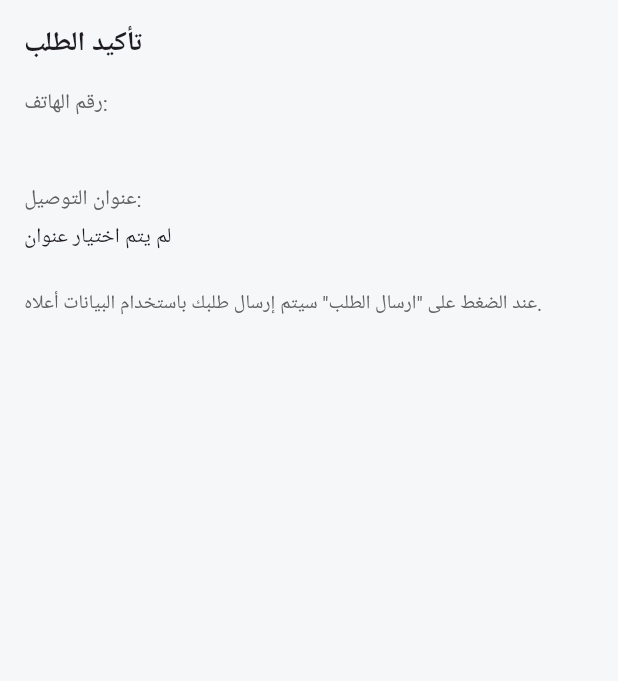
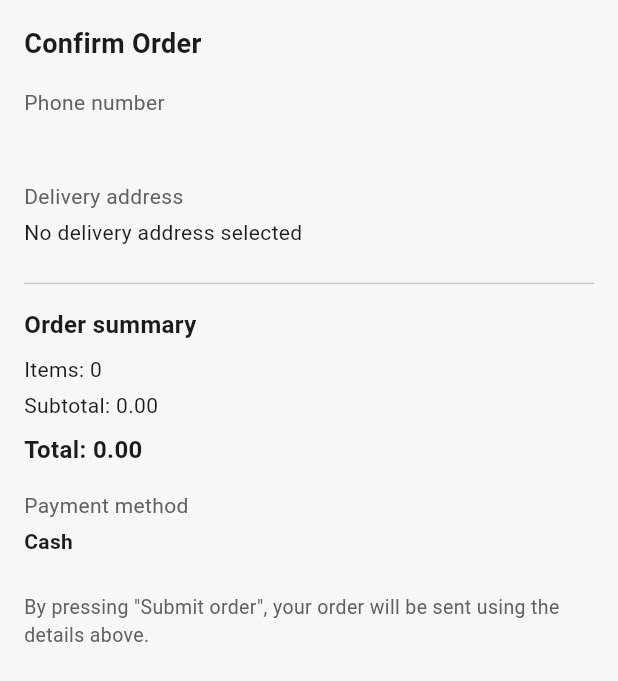
Before and after one commit to MTSH0IT/bizreh_paints_store, a Flutter app: the ConfirmStep widget shown alone on an empty page, opened directly with empty values, on a phone screen of 412 x 824 dp. Shown: the top 681 px of the screen. Run offline on Flutter 3.47's test engine with Material 3 defaults, Android fonts, the phone set to English and light mode, and no system bars; our stand-ins replace cached_network_image, dio, flutter_map, geolocator, get, latlong2 and 2 more; missing offline and left inert: progress_tracker; accounts and stored records are empty; network calls fail.

Commit message:
feat: Enhance order initialization flow with improved user feedback and summary details;

```diff
--- a/lib/controllers/order_controller.dart
+++ b/lib/controllers/order_controller.dart
@@ -144,11 +144,10 @@ class OrderController extends GetxController {
 
     try {
       isSubmitting.value = true;
-      //await _orderServices.createOrder(body: body);
-      //showMassage('تم ارسال الطلب بنجاح', true);
+      await _orderServices.createOrder(body: body);
       cartController.clearCart();
-      //Get.offAll(() => MainView());
       Get.back();
+      showMassage('تم ارسال الطلب بنجاح', true);
     } catch (e) {
       showMassage('فشل ارسال الطلب، حاول مرة اخرى', false);
     } finally {
--- a/lib/views/orderInit/order_init_flow_view.dart
+++ b/lib/views/orderInit/order_init_flow_view.dart
@@ -6,7 +6,6 @@ import 'package:bizreh_paints_store/controllers/order_controller.dart';
 import 'package:bizreh_paints_store/controllers/address_controllers.dart';
 import 'package:bizreh_paints_store/utils/func/get_user.dart';
 import 'package:bizreh_paints_store/utils/widgets/main_button.dart';
-import 'package:bizreh_paints_store/views/orderInit/widgets/step_indicator.dart';
 import 'package:bizreh_paints_store/views/orderInit/widgets/phone_step.dart';
 import 'package:bizreh_paints_store/views/orderInit/widgets/address_step.dart';
 import 'package:bizreh_paints_store/views/orderInit/widgets/confirm_step.dart';
@@ -58,14 +57,14 @@ class _OrderInitFlowViewState extends State<OrderInitFlowView> {
     if (_currentPage == 0) {
       final v = _phoneCtrl.text.trim();
       if (v.isEmpty) {
-        showMassage('يرجى إدخال رقم الهاتف', false);
+        showMassage('Please enter your phone number', false);
         return;
       }
       orderController.setPhone(v);
       _goToPage(1);
     } else if (_currentPage == 1) {
       if (orderController.selectedAddress.value == null) {
-        showMassage('يرجى اختيار عنوان التوصيل', false);
+        showMassage('Please select a delivery address', false);
         return;
       }
       _goToPage(2);
@@ -84,9 +83,6 @@ class _OrderInitFlowViewState extends State<OrderInitFlowView> {
 
   void _goToPage(int index) {
     if (_currentPage == index) return;
-    setState(() {
-      _currentPage = index;
-    });
     _pageController.animateToPage(
       index,
       duration: const Duration(milliseconds: 350),
@@ -95,8 +91,8 @@ class _OrderInitFlowViewState extends State<OrderInitFlowView> {
   }
 
   String get _buttonTitle {
-    if (_currentPage == 2) return 'ارسال الطلب';
-    return 'التالي';
+    if (_currentPage == 2) return 'Submit order';
+    return 'Next';
   }
 
   @override
@@ -111,7 +107,7 @@ class _OrderInitFlowViewState extends State<OrderInitFlowView> {
           onPressed: _back,
         ),
         title: const Text(
-          'تهيئة الطلب',
+          'Order setup',
           style: TextStyle(fontSize: 18, fontWeight: FontWeight.bold),
         ),
         centerTitle: true,
@@ -122,19 +118,25 @@ class _OrderInitFlowViewState extends State<OrderInitFlowView> {
             // const SizedBox(height: 8),
             // StepIndicator(currentPage: _currentPage),
             ProgressTracker(
-              currentIndex: _currentPage, // Active step
+              key: ValueKey(_currentPage),
+              currentIndex: _currentPage,
               statusList: [
-                Status(name: "Phon", icon: Icons.phone_enabled_outlined),
-                Status(name: "Address", icon: Icons.maps_home_work_outlined),
-                Status(name: "Enroute", icon: Icons.directions_car),
+                Status(name: "Phone", icon: null),
+                Status(name: "Address", icon: null),
+                Status(name: "Check", icon: null),
               ],
               activeColor: primaryColor,
+              height: 80,
+              showStepNumber: true,
+              verticalPadding: 8,
             ),
             Expanded(
               child: Padding(
                 padding: const EdgeInsets.symmetric(horizontal: 12),
                 child: Card(
-                  elevation: 0,
+                  color: Colors.white,
+                  elevation: 2,
+
                   shape: RoundedRectangleBorder(
                     borderRadius: BorderRadius.circular(16),
                   ),
@@ -164,7 +166,7 @@ class _OrderInitFlowViewState extends State<OrderInitFlowView> {
             Obx(() {
               return MainButton(
                 title: orderController.isSubmitting.value
-                    ? 'جاري ارسال الطلب...'
+                    ? 'Submitting order...'
                     : _buttonTitle,
                 onPressed: orderController.isSubmitting.value ? null : _next,
               );
--- a/lib/views/orderInit/widgets/confirm_step.dart
+++ b/lib/views/orderInit/widgets/confirm_step.dart
@@ -13,16 +13,24 @@ class ConfirmStep extends StatelessWidget {
       padding: const EdgeInsets.all(16),
       child: Obx(() {
         final address = orderController.selectedAddress.value;
+        final cart = orderController.cartController;
+        final subtotal = cart.subtotal();
+        final total = subtotal + 0;
+        final itemsCount = cart.totalItems();
+        final paymentMethod = orderController.paymentMethod.value;
+
         return Column(
           crossAxisAlignment: CrossAxisAlignment.start,
           children: [
             const Text(
-              'تأكيد الطلب',
+              'Confirm Order',
               style: TextStyle(fontSize: 18, fontWeight: FontWeight.bold),
             ),
             const SizedBox(height: 16),
+
+            // Contact info
             Text(
-              'رقم الهاتف:',
+              'Phone number',
               style: TextStyle(fontSize: 14, color: Colors.grey[700]),
             ),
             const SizedBox(height: 4),
@@ -30,9 +38,12 @@ class ConfirmStep extends StatelessWidget {
               orderController.phoneNumber.value,
               style: const TextStyle(fontSize: 16, fontWeight: FontWeight.w600),
             ),
+
             const SizedBox(height: 16),
+
+            // Address
             Text(
-              'عنوان التوصيل:',
+              'Delivery address',
               style: TextStyle(fontSize: 14, color: Colors.grey[700]),
             ),
             const SizedBox(height: 4),
@@ -45,10 +56,47 @@ class ConfirmStep extends StatelessWidget {
                 ),
               )
             else
-              const Text('لم يتم اختيار عنوان'),
+              const Text('No delivery address selected'),
+
+            const SizedBox(height: 16),
+            const Divider(),
+            const SizedBox(height: 8),
+
+            // Order summary
+            const Text(
+              'Order summary',
+              style: TextStyle(fontSize: 16, fontWeight: FontWeight.w600),
+            ),
+            const SizedBox(height: 8),
+            Text('Items: $itemsCount', style: const TextStyle(fontSize: 14)),
+            const SizedBox(height: 4),
+            Text(
+              'Subtotal: ${subtotal.toStringAsFixed(2)}',
+              style: const TextStyle(fontSize: 14),
+            ),
+
+            const SizedBox(height: 8),
+            Text(
+              'Total: ${total.toStringAsFixed(2)}',
+              style: const TextStyle(fontSize: 16, fontWeight: FontWeight.w600),
+            ),
+
+            const SizedBox(height: 16),
+
+            // Payment method
+            Text(
+              'Payment method',
+              style: TextStyle(fontSize: 14, color: Colors.grey[700]),
+            ),
+            const SizedBox(height: 4),
+            Text(
+              paymentMethod.capitalizeFirst ?? paymentMethod,
+              style: const TextStyle(fontSize: 14, fontWeight: FontWeight.w600),
+            ),
+
             const SizedBox(height: 24),
             Text(
-              'عند الضغط على "ارسال الطلب" سيتم إرسال طلبك باستخدام البيانات أعلاه.',
+              'By pressing "Submit order", your order will be sent using the details above.',
               style: TextStyle(fontSize: 13, color: Colors.grey[700]),
             ),
           ],
```
Also changed, not shown: lib/views/orderInit/widgets/step_indicator.dart (+47 -47 lines).
